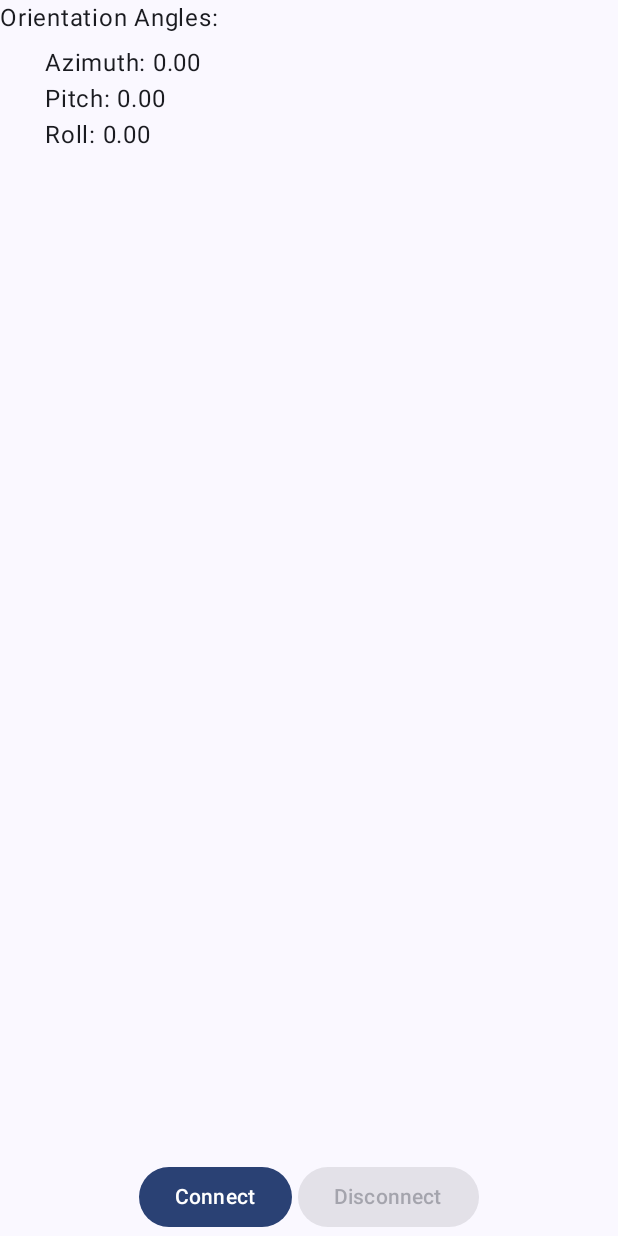
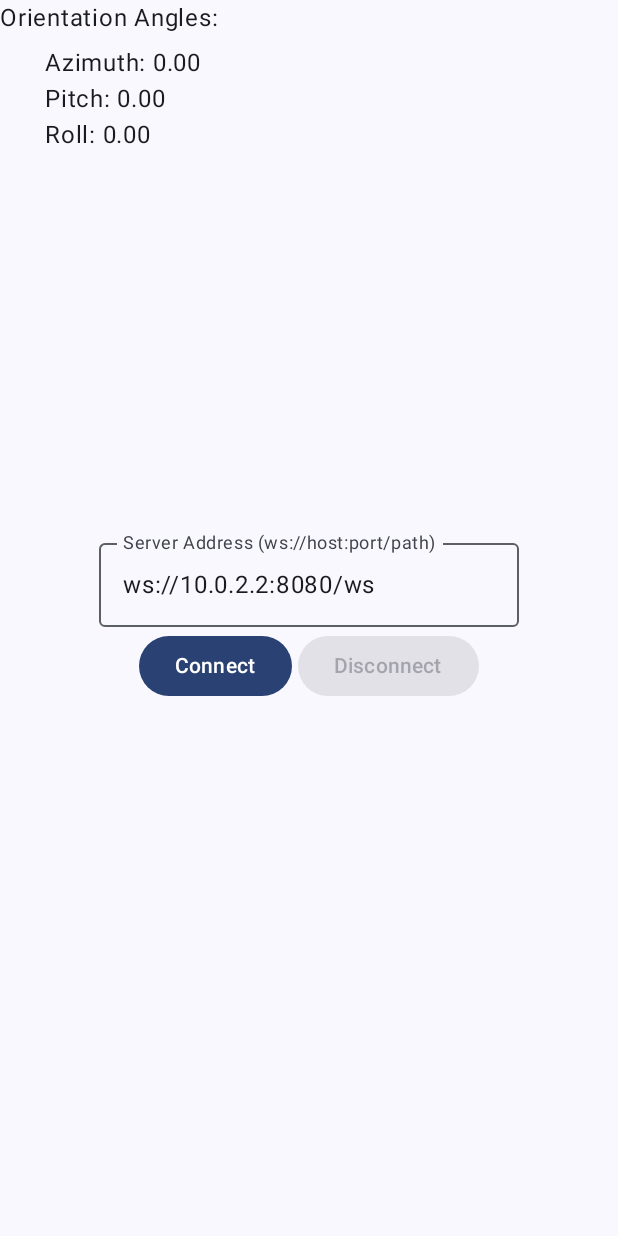
Before and after one commit to Cicim/lightball-alliance, an Android app built with Jetpack Compose: the screen it shows after launch (MainActivity), after a tap on "Connect", on a phone screen of 412 x 824 dp. Run offline under Robolectric (Android 15) with nearby library versions, the phone set to English and light mode, and no system bars; 1 statement that could not run was skipped.

Commit message:
Created textbox to insert the server address Multiple re-connections now work

```diff
--- a/app/src/main/java/com/example/lightballalliance/MainActivity.kt
+++ b/app/src/main/java/com/example/lightballalliance/MainActivity.kt
@@ -13,12 +13,12 @@ import androidx.activity.viewModels
 import androidx.compose.foundation.layout.Arrangement
 import androidx.compose.foundation.layout.Column
 import androidx.compose.foundation.layout.Row
-import androidx.compose.foundation.layout.fillMaxHeight
 import androidx.compose.foundation.layout.fillMaxSize
 import androidx.compose.foundation.layout.fillMaxWidth
 import androidx.compose.foundation.layout.padding
 import androidx.compose.material3.Button
 import androidx.compose.material3.MaterialTheme
+import androidx.compose.material3.OutlinedTextField
 import androidx.compose.material3.Surface
 import androidx.compose.material3.Text
 import androidx.compose.runtime.Composable
@@ -31,6 +31,7 @@ import com.example.lightballalliance.ui.theme.lightballallianceTheme
 
 class MainActivity : ComponentActivity(), SensorEventListener, WebSocketListener {
   private lateinit var sensorManager: SensorManager
+  private lateinit var webSocketClient: WebSocketClient
 
   private val accelerometerReading = FloatArray(3)
   private val prevAccelerometerReading = FloatArray(3)
@@ -40,14 +41,10 @@ class MainActivity : ComponentActivity(), SensorEventListener, WebSocketListener
   private val rotationMatrix = FloatArray(9)
   private val orientationAngles = FloatArray(3)
 
-  private val webSocketClient = WebSocketClient(
-    host = "10.0.2.2",
-    port = 8080,
-    path = "/ws"
-  )
-
   private val orientationViewModel: OrientationViewModel by viewModels()
   private val isConnected = mutableStateOf(false)
+  private val address = mutableStateOf("ws://10.0.2.2:8080/ws")
+
 
   /**
    * SENSOR MANAGER
@@ -57,20 +54,33 @@ class MainActivity : ComponentActivity(), SensorEventListener, WebSocketListener
 
   override fun onCreate(savedInstanceState: Bundle?) {
     super.onCreate(savedInstanceState)
+
+    // Initialize the variables.
     sensorManager = getSystemService(Context.SENSOR_SERVICE) as SensorManager
-    isConnected.value = webSocketClient.isConnected()
+    isConnected.value = false
 
     setContent {
       lightballallianceTheme {
         // A surface container using the 'background' color from the theme
         Surface(modifier = Modifier.fillMaxSize(), color = MaterialTheme.colorScheme.background) {
           SensorData(orientationViewModel)
-        }
+
+          Column (
+            Modifier.fillMaxSize(),
+            verticalArrangement = Arrangement.Center
+          ) {
+            AddressTextBox(address = address.value, onAddressChange = { address.value = it })
+
             ConnectButtons(
-          onClickConnect = { webSocketClient.connect(this@MainActivity) },
+              onClickConnect = {
+                webSocketClient = WebSocketClient(address.value)
+                webSocketClient.connect(this@MainActivity)
+              },
               onClickDisconnect = { webSocketClient.disconnect(this@MainActivity) },
               isConnected = isConnected.value
             )
+          }
+        }
       }
     }
   }
@@ -119,7 +129,6 @@ class MainActivity : ComponentActivity(), SensorEventListener, WebSocketListener
   // consider storing these readings as unit vectors.
   override fun onSensorChanged(event: SensorEvent) {
     var changed = false
-    isConnected.value = webSocketClient.isConnected()
 
     if (event.sensor.type == Sensor.TYPE_ACCELEROMETER) {
       if (!event.values.contentEquals(prevAccelerometerReading)) {
@@ -178,6 +187,7 @@ class MainActivity : ComponentActivity(), SensorEventListener, WebSocketListener
   override fun onConnected() {
     // Handle connection
     Log.d("WebSocketClient", ">>>Connected!")
+    isConnected.value = true
   }
 
   override fun onMessage(message: String) {
@@ -188,10 +198,11 @@ class MainActivity : ComponentActivity(), SensorEventListener, WebSocketListener
   override fun onDisconnected() {
     // Handle disconnection
     Log.d("WebSocketClient", ">>>Disconnected!")
+    isConnected.value = false
   }
 
   private fun sendData() {
-    if (!webSocketClient.isConnected()) {
+    if (!isConnected.value) {
       return
     }
 
@@ -219,13 +230,24 @@ fun SensorData(orientationViewModel: OrientationViewModel) {
   Text(text = string, modifier = Modifier.padding(30.dp))
 }
 
+@Composable
+fun AddressTextBox(address: String, onAddressChange: (String) -> Unit) {
+  // Create composable text box to enter the server address.
+  Row (
+    Modifier.fillMaxWidth(),
+    horizontalArrangement = Arrangement.Center
+  ) {
+    OutlinedTextField(
+      value = address,
+      onValueChange = onAddressChange,
+      label = { Text("Server Address (ws://host:port/path)") },
+    )
+  }
+}
+
 // Create composable button to connect/disconnect from the server.
 @Composable
 fun ConnectButtons(onClickConnect: () -> Unit, onClickDisconnect: () -> Unit, isConnected: Boolean) {
-  Column (
-    Modifier.fillMaxHeight(),
-    verticalArrangement = Arrangement.Bottom
-  ) {
   Row (
     Modifier.fillMaxWidth(),
     horizontalArrangement = Arrangement.Center
@@ -247,4 +269,3 @@ fun ConnectButtons(onClickConnect: () -> Unit, onClickDisconnect: () -> Unit, is
     }
   }
 }
-}
--- a/app/src/main/java/com/example/lightballalliance/WebSocketClient.kt
+++ b/app/src/main/java/com/example/lightballalliance/WebSocketClient.kt
@@ -17,7 +17,7 @@ import kotlinx.coroutines.isActive
 import kotlinx.coroutines.launch
 import kotlinx.coroutines.runBlocking
 
-class WebSocketClient(private val host: String, private val port: Int, private val path: String) {
+class WebSocketClient(private val urlGiven: String) {
 
   private val client = HttpClient(CIO) {
     install(WebSockets) {
@@ -29,16 +29,16 @@ class WebSocketClient(private val host: String, private val port: Int, private v
   private var job: Job? = null
 
   fun connect(listener: WebSocketListener) {
-    Log.d("WebSocketClient", ">>>Connecting to $host:$port$path")
+    Log.d("WebSocketClient", ">>>Connecting to $urlGiven")
 
     job = CoroutineScope(Dispatchers.IO).launch {
       try {
         webSocketSession = client.webSocketSession {
-          url("ws://$host:$port$path")
+          url(urlGiven)
         }
 
         listener.onConnected()
-        Log.d("WebSocketClient", ">>>Connected to $host:$port$path")
+        Log.d("WebSocketClient", ">>>Connected to $urlGiven")
 
         while (isConnected()) {
           val message = webSocketSession?.incoming?.receive()
@@ -71,7 +71,7 @@ class WebSocketClient(private val host: String, private val port: Int, private v
     listener.onDisconnected()
   }
 
-  fun isConnected(): Boolean {
+  private fun isConnected(): Boolean {
     return webSocketSession?.isActive ?: false
   }
 }
```
Lines whose indentation alone changed are shown as unchanged.
